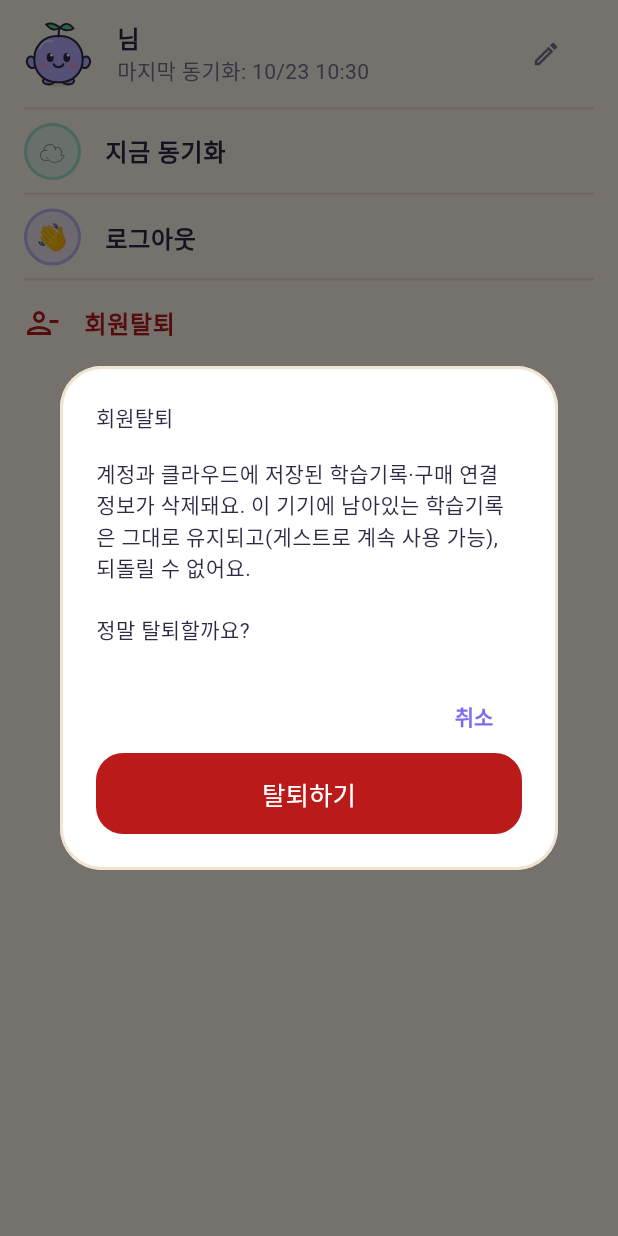
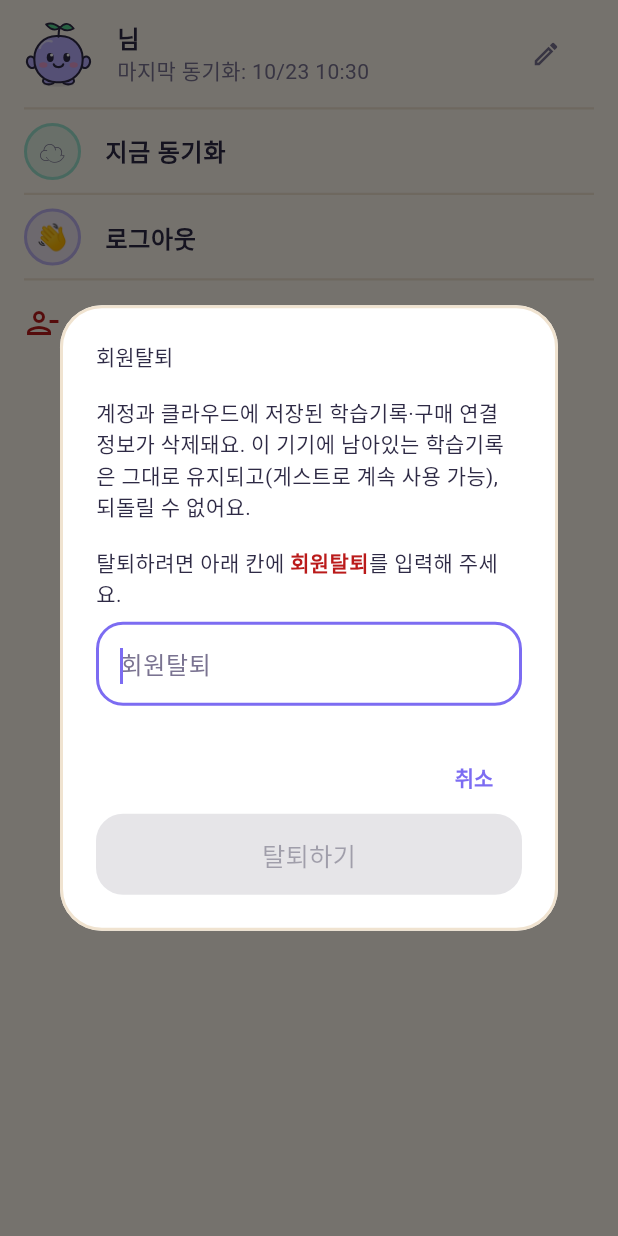
Before and after one commit to Kim-Jiny/MathForAdults, a Flutter app: the _LoggedInView widget shown alone on an empty page, opened directly with empty values, after a tap on "회원탈퇴", on a phone screen of 412 x 824 dp. Run offline on Flutter 3.47's test engine with Material 3 defaults, Android fonts, the phone set to English and light mode, and no system bars; our stand-ins replace flutter_local_notifications, flutter_riverpod, flutter_secure_storage, flutter_timezone, google_mobile_ads, google_sign_in and 5 more; missing offline and left inert: app_tracking_transparency, flutter_math_fork, in_app_purchase_android, kakao_flutter_sdk_user; accounts and stored records are empty; network calls fail; Roboto replaces fonts that are missing (Jua).

Commit message:
로그아웃 확인창, 회원탈퇴 시 '회원탈퇴' 직접 입력 확인 추가

```diff
--- a/lib/screens/settings/account_section.dart
+++ b/lib/screens/settings/account_section.dart
@@ -233,7 +233,7 @@ class _LoggedInView extends ConsumerWidget {
             '로그아웃',
             style: TextStyle(fontWeight: FontWeight.w600),
           ),
-          onTap: auth.syncing ? null : notifier.logout,
+          onTap: auth.syncing ? null : () => _confirmLogout(context, notifier),
         ),
         const Divider(height: 1, indent: 16, endIndent: 16),
         ListTile(
@@ -300,6 +300,31 @@ class _LoggedInView extends ConsumerWidget {
     }
   }
 
+  Future<void> _confirmLogout(
+    BuildContext context,
+    AuthNotifier notifier,
+  ) async {
+    final confirmed = await showDialog<bool>(
+      context: context,
+      builder: (dialogContext) => AlertDialog(
+        title: const Text('로그아웃'),
+        content: const Text('로그아웃할까요?\n이 기기의 학습기록은 그대로 남아요.'),
+        actions: [
+          TextButton(
+            onPressed: () => Navigator.of(dialogContext).pop(false),
+            child: const Text('취소'),
+          ),
+          FilledButton(
+            onPressed: () => Navigator.of(dialogContext).pop(true),
+            child: const Text('로그아웃'),
+          ),
+        ],
+      ),
+    );
+    if (confirmed != true) return;
+    await notifier.logout();
+  }
+
   Future<void> _confirmDeleteAccount(
     BuildContext context,
     WidgetRef ref,
@@ -307,32 +332,82 @@ class _LoggedInView extends ConsumerWidget {
     final messenger = ScaffoldMessenger.of(context);
     final confirmed = await showDialog<bool>(
       context: context,
-      builder: (dialogContext) => AlertDialog(
-        title: const Text('회원탈퇴'),
-        content: const Text(
-          '계정과 클라우드에 저장된 학습기록·구매 연결 정보가 삭제돼요. 이 기기에 남아있는 학습기록은 '
-          '그대로 유지되고(게스트로 계속 사용 가능), 되돌릴 수 없어요.\n\n정말 탈퇴할까요?',
-        ),
-        actions: [
-          TextButton(
-            onPressed: () => Navigator.of(dialogContext).pop(false),
-            child: const Text('취소'),
-          ),
-          FilledButton(
-            style: FilledButton.styleFrom(
-              backgroundColor: Theme.of(dialogContext).colorScheme.error,
-            ),
-            onPressed: () => Navigator.of(dialogContext).pop(true),
-            child: const Text('탈퇴하기'),
-          ),
-        ],
-      ),
+      builder: (_) => const DeleteAccountDialog(),
     );
     if (confirmed != true) return;
     final ok = await ref.read(authProvider.notifier).deleteAccount();
     if (ok) {
       messenger.showSnackBar(const SnackBar(content: Text('탈퇴 처리됐어요')));
     }
+  }
+}
+
+/// 회원탈퇴 확인: 경고를 읽고 '회원탈퇴'를 직접 입력해야 탈퇴 버튼이 켜진다.
+class DeleteAccountDialog extends StatefulWidget {
+  const DeleteAccountDialog({super.key});
+
+  @override
+  State<DeleteAccountDialog> createState() => DeleteAccountDialogState();
+}
+
+class DeleteAccountDialogState extends State<DeleteAccountDialog> {
+  static const _phrase = '회원탈퇴';
+  final _controller = TextEditingController();
+
+  @override
+  void dispose() {
+    _controller.dispose();
+    super.dispose();
+  }
+
+  @override
+  Widget build(BuildContext context) {
+    final error = Theme.of(context).colorScheme.error;
+    final matches = _controller.text.trim() == _phrase;
+    return AlertDialog(
+      title: const Text('회원탈퇴'),
+      content: Column(
+        mainAxisSize: MainAxisSize.min,
+        crossAxisAlignment: CrossAxisAlignment.start,
+        children: [
+          const Text(
+            '계정과 클라우드에 저장된 학습기록·구매 연결 정보가 삭제돼요. 이 기기에 남아있는 학습기록은 '
+            '그대로 유지되고(게스트로 계속 사용 가능), 되돌릴 수 없어요.',
+          ),
+          const SizedBox(height: 16),
+          Text.rich(
+            TextSpan(
+              children: [
+                const TextSpan(text: '탈퇴하려면 아래 칸에 '),
+                TextSpan(
+                  text: _phrase,
+                  style: TextStyle(fontWeight: FontWeight.w800, color: error),
+                ),
+                const TextSpan(text: '를 입력해 주세요.'),
+              ],
+            ),
+          ),
+          const SizedBox(height: 8),
+          TextField(
+            controller: _controller,
+            autofocus: true,
+            onChanged: (_) => setState(() {}),
+            decoration: const InputDecoration(hintText: _phrase),
+          ),
+        ],
+      ),
+      actions: [
+        TextButton(
+          onPressed: () => Navigator.of(context).pop(false),
+          child: const Text('취소'),
+        ),
+        FilledButton(
+          style: FilledButton.styleFrom(backgroundColor: error),
+          onPressed: matches ? () => Navigator.of(context).pop(true) : null,
+          child: const Text('탈퇴하기'),
+        ),
+      ],
+    );
   }
 }
 
```
Also changed, not shown: 1 other file.
